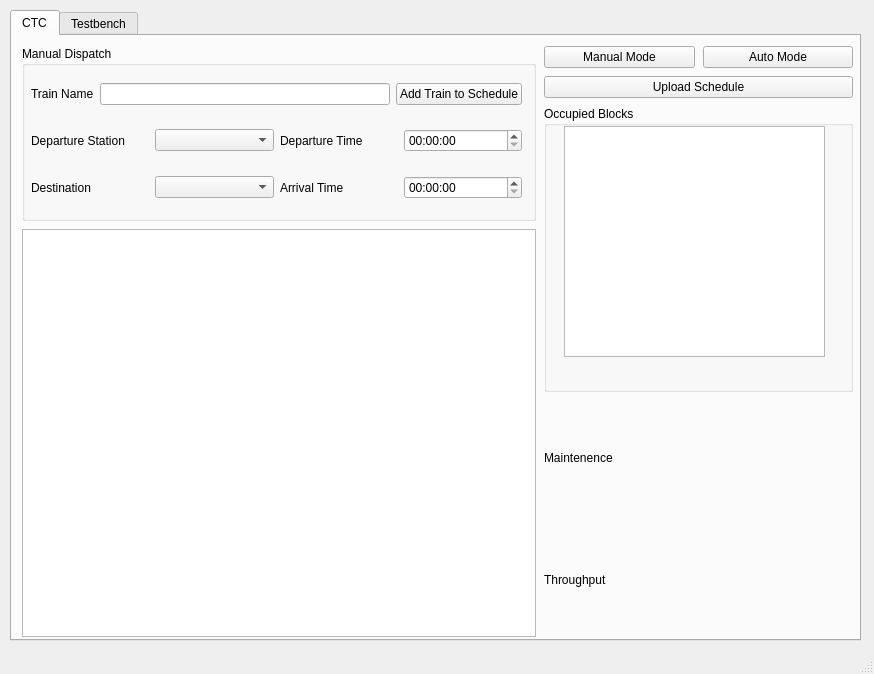
First picture: the form in CTC/CTC_UI.ui, repository asmithie13/ECE-1140, before the edit.
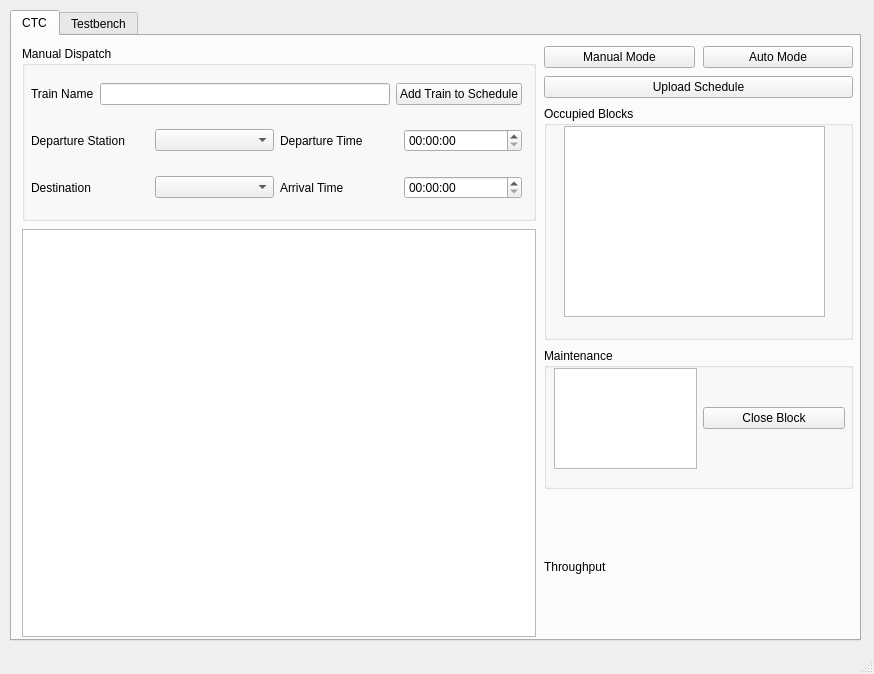
Second picture: the form after the edit.

Commit message: Added Block Maintence Section. Organized files for clarity

```diff
--- a/CTC/CTC_UI.ui
+++ b/CTC/CTC_UI.ui
@@ -207,7 +207,7 @@
           </layout>
          </item>
          <item>
-          <layout class="QVBoxLayout" name="CTC_TabCol2" stretch="1,1,5,2,2">
+          <layout class="QVBoxLayout" name="CTC_TabCol2" stretch="1,1,5,3,3">
            <item>
             <layout class="QHBoxLayout" name="ModeButtonLayout">
              <item>
@@ -659,7 +659,7 @@
                 <x>20</x>
                 <y>20</y>
                 <width>261</width>
-                <height>231</height>
+                <height>191</height>
                </rect>
               </property>
               <property name="horizontalScrollBarPolicy">
@@ -669,10 +669,32 @@
             </widget>
            </item>
            <item>
-            <widget class="QLabel" name="label_11">
-             <property name="text">
-              <string>Maintenence</string>
+            <widget class="QGroupBox" name="MaintenceBox">
+             <property name="title">
+              <string>Maintenance</string>
              </property>
+             <widget class="QWidget" name="horizontalLayoutWidget">
+              <property name="geometry">
+               <rect>
+                <x>10</x>
+                <y>20</y>
+                <width>291</width>
+                <height>101</height>
+               </rect>
+              </property>
+              <layout class="QHBoxLayout" name="horizontalLayout" stretch="1,1">
+               <item>
+                <widget class="QTableView" name="MaintenanceTable"/>
+               </item>
+               <item>
+                <widget class="QPushButton" name="CloseBlockButton">
+                 <property name="text">
+                  <string>Close Block</string>
+                 </property>
+                </widget>
+               </item>
+              </layout>
+             </widget>
             </widget>
            </item>
            <item>
```
Left out of the diff: 2 changed lines with no effect on the pictures. The commit also changes 5 other files.
